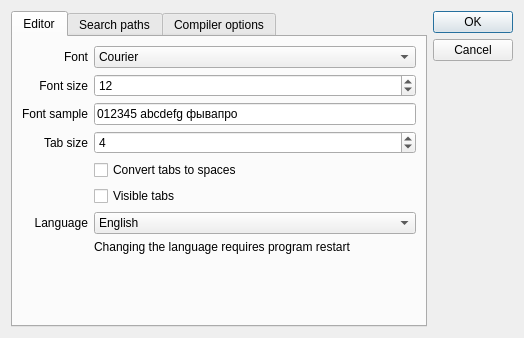
rosco-pc/pzst, file preferencesdialog.ui: the form before one commit.
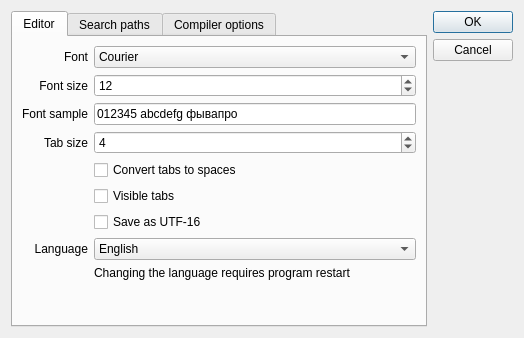
The form after the commit. The open tabs and pages were chosen to show the change. Icons and pictures are not drawn.

The edit to the form file:
```diff
--- a/preferencesdialog.ui
+++ b/preferencesdialog.ui
@@ -71,7 +71,7 @@
          </property>
         </widget>
        </item>
-       <item row="8" column="1">
+       <item row="9" column="1">
         <spacer name="verticalSpacer">
          <property name="orientation">
           <enum>Qt::Vertical</enum>
@@ -138,7 +138,7 @@
          </property>
         </widget>
        </item>
-       <item row="6" column="1">
+       <item row="7" column="1">
         <widget class="QComboBox" name="language">
          <item>
           <property name="text">
@@ -152,7 +152,7 @@
          </item>
         </widget>
        </item>
-       <item row="6" column="0">
+       <item row="7" column="0">
         <widget class="QLabel" name="label_6">
          <property name="text">
           <string>Language</string>
@@ -162,13 +162,20 @@
          </property>
         </widget>
        </item>
-       <item row="7" column="1">
+       <item row="8" column="1">
         <widget class="QLabel" name="label_7">
          <property name="text">
           <string>Changing the language requires program restart</string>
          </property>
         </widget>
        </item>
+       <item row="6" column="1">
+        <widget class="QCheckBox" name="UTF16">
+         <property name="text">
+          <string>Save as UTF-16</string>
+         </property>
+        </widget>
+       </item>
       </layout>
      </widget>
      <widget class="QWidget" name="tab">
```
Left out of the diff: 2 changed lines with no effect on the pictures.
